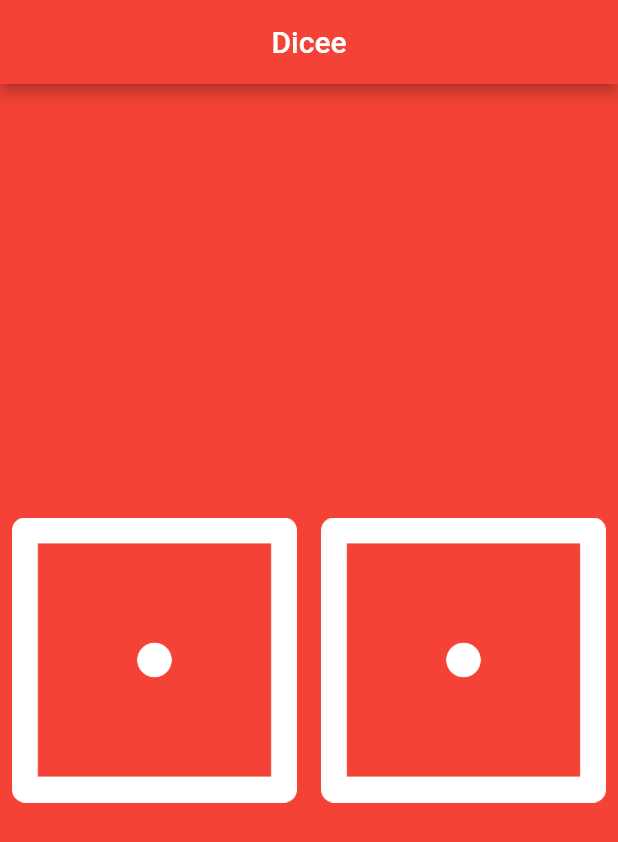
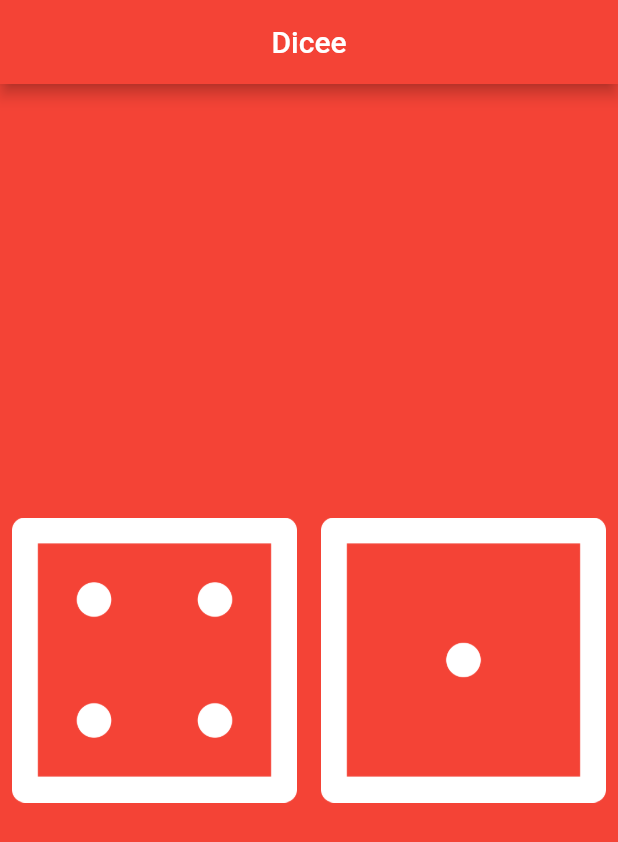
Before and after one commit to RichardCastuera/Dicee, a Flutter app: the screen it shows after launch, on a phone screen of 412 x 824 dp. Shown: the top 842 px of the screen. Run offline on Flutter 3.47's test engine with Material 2 defaults, Android fonts, the phone set to English and light mode, and no system bars.

```diff
--- a/dice_rolling_app/lib/main.dart
+++ b/dice_rolling_app/lib/main.dart
@@ -11,17 +11,17 @@ void main() {
           centerTitle: true,
           backgroundColor: Colors.red,
         ),
-        body: const DicePage(),
+        body: DicePage(),
       ),
     ),
   );
 }
 
 class DicePage extends StatelessWidget {
-  const DicePage({Key? key}) : super(key: key);
-
   @override
   Widget build(BuildContext context) {
+    var leftDiceNumber = 4;
+
     return Center(
       child: Row(
         children: [
@@ -30,7 +30,7 @@ class DicePage extends StatelessWidget {
               onPressed: () {
                 print('left button got pressed.');
               },
-              child: Image.asset('images/dice1.png'),
+              child: Image.asset('images/dice$leftDiceNumber.png'),
             ),
           ),
           Expanded(
--- a/dice_rolling_app/pubspec.yaml
+++ b/dice_rolling_app/pubspec.yaml
@@ -60,7 +60,7 @@ flutter:
 
   # To add assets to your application, add an assets section, like this:
   assets:
-     - images/
+    - images/
 
   # An image asset can refer to one or more resolution-specific "variants", see
   # https://flutter.dev/assets-and-images/#resolution-aware
```
